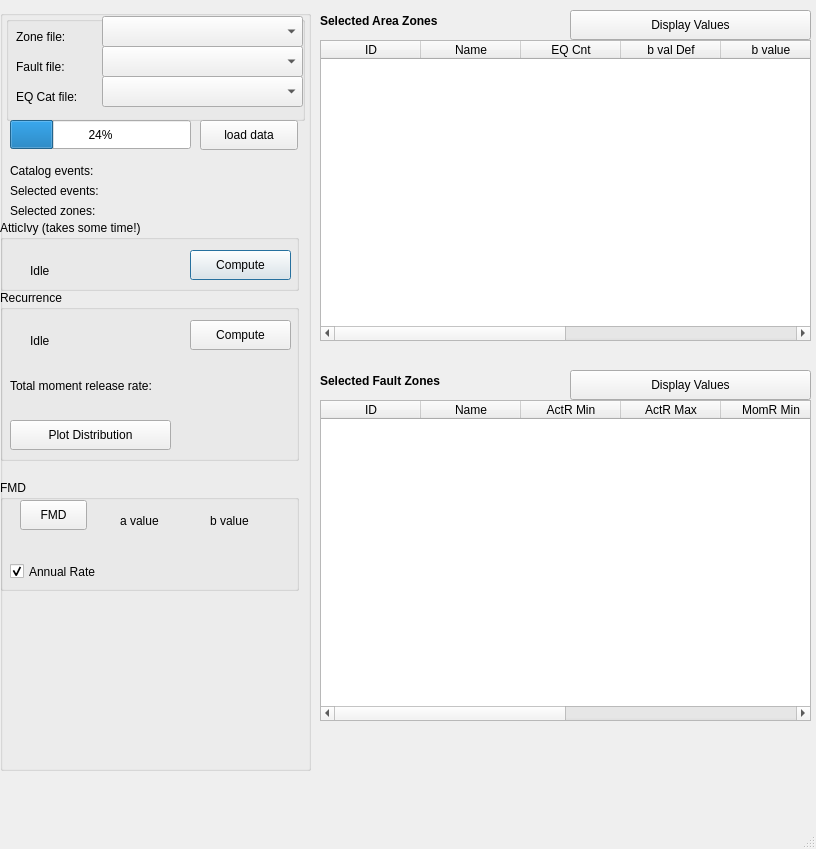
First picture: the form in mt_seismicsource/ui_seismicsource.ui, repository feuchner/seismicsource-toolkit, before the edit.
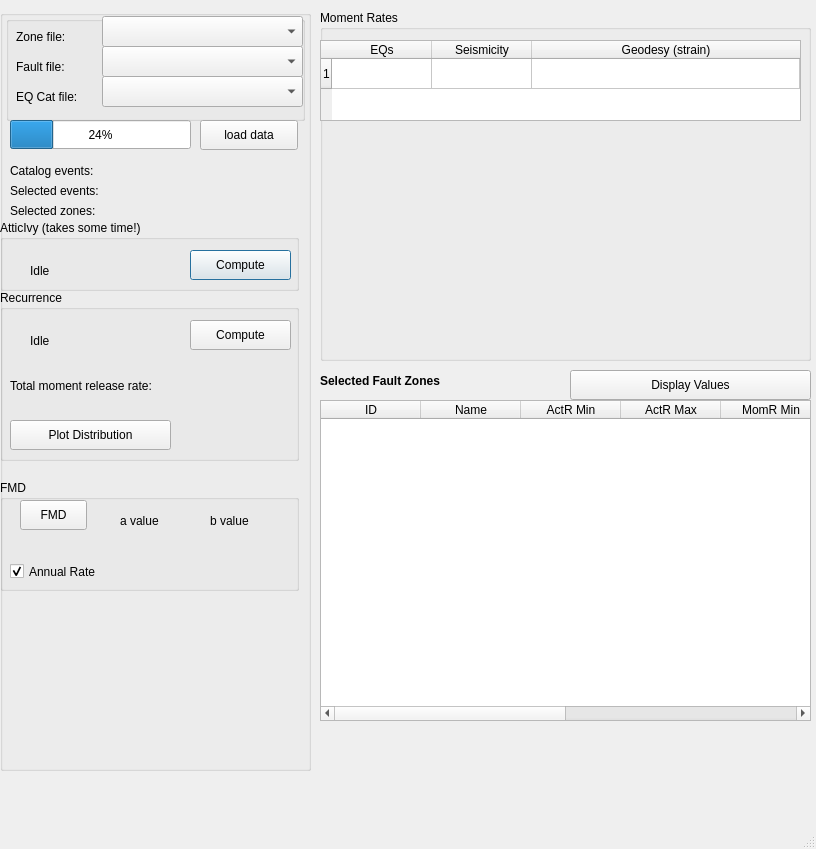
Second picture: the form after the edit. Custom widgets are drawn as their Qt base class.

Commit message: modified main dialog layout for moment rate comparison

Diff of the .ui file:
```diff
--- a/mt_seismicsource/ui_seismicsource.ui
+++ b/mt_seismicsource/ui_seismicsource.ui
@@ -416,85 +416,73 @@
      <height>351</height>
     </rect>
    </property>
-   <widget class="QTableWidget" name="zoneAreaTable">
+   <widget class="QGroupBox" name="groupBoxMomentRate">
+    <property name="geometry">
+     <rect>
+      <x>0</x>
+      <y>0</y>
+      <width>491</width>
+      <height>351</height>
+     </rect>
+    </property>
+    <property name="title">
+     <string>Moment Rates</string>
+    </property>
+    <widget class="QTableWidget" name="momentRateTable">
     <property name="geometry">
      <rect>
       <x>0</x>
       <y>30</y>
-      <width>491</width>
-      <height>301</height>
+       <width>481</width>
+       <height>81</height>
      </rect>
     </property>
     <property name="sortingEnabled">
      <bool>true</bool>
     </property>
+     <property name="rowCount">
+      <number>1</number>
+     </property>
     <property name="columnCount">
-     <number>8</number>
-    </property>
+      <number>3</number>
+     </property>
+     <attribute name="horizontalHeaderStretchLastSection">
+      <bool>true</bool>
+     </attribute>
+     <attribute name="horizontalHeaderStretchLastSection">
+      <bool>true</bool>
+     </attribute>
+     <row/>
     <column>
      <property name="text">
-      <string>ID</string>
+       <string>EQs</string>
      </property>
     </column>
     <column>
      <property name="text">
-      <string>Name</string>
+       <string>Seismicity</string>
      </property>
     </column>
     <column>
      <property name="text">
-      <string>EQ Cnt</string>
-     </property>
-    </column>
-    <column>
-     <property name="text">
-      <string>b val Def</string>
-     </property>
-    </column>
-    <column>
-     <property name="text">
-      <string>b value</string>
-     </property>
-    </column>
-    <column>
-     <property name="text">
-      <string>a value</string>
-     </property>
-    </column>
-    <column/>
-    <column/>
-   </widget>
-   <widget class="QLabel" name="labelAreaZoneTable">
+       <string>Geodesy (strain)</string>
+      </property>
+     </column>
+    </widget>
+    <widget class="QWidget" name="verticalLayoutWidget">
     <property name="geometry">
      <rect>
       <x>0</x>
-      <y>0</y>
-      <width>241</width>
-      <height>21</height>
-     </rect>
-    </property>
-    <property name="font">
-     <font>
-      <weight>75</weight>
-      <bold>true</bold>
-     </font>
-    </property>
-    <property name="text">
-     <string>Selected Area Zones</string>
-    </property>
-   </widget>
-   <widget class="QPushButton" name="btnComputeAreaZoneValues">
-    <property name="geometry">
-     <rect>
-      <x>250</x>
-      <y>0</y>
-      <width>241</width>
-      <height>30</height>
-     </rect>
-    </property>
-    <property name="text">
-     <string>Display Values</string>
-    </property>
+       <y>110</y>
+       <width>481</width>
+       <height>241</height>
+      </rect>
+     </property>
+     <layout class="QVBoxLayout" name="layoutPlotMomentRate"/>
+    </widget>
+    <zorder>momentRateTable</zorder>
+    <zorder>verticalLayoutWidget</zorder>
+    <zorder>groupBoxControl</zorder>
    </widget>
   </widget>
   <widget class="QWidget" name="widgetFaultZoneTable" native="true">
```
Left out of the diff: 2 changed lines with no effect on the pictures. Lines whose indentation alone changed are shown as unchanged.
